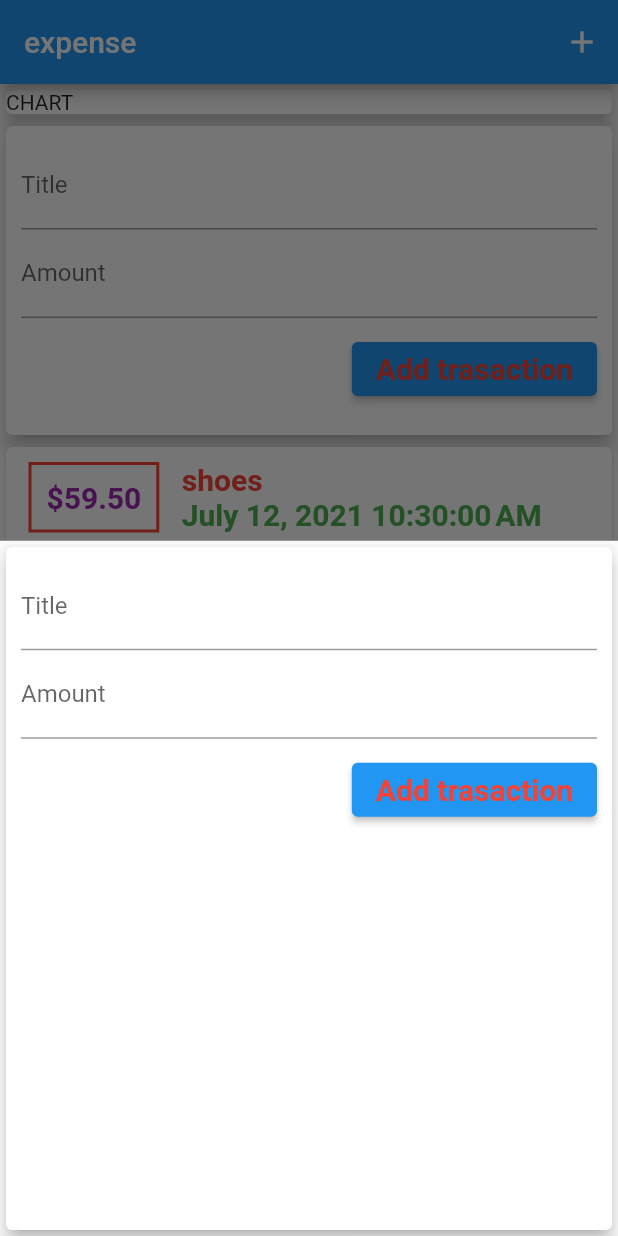
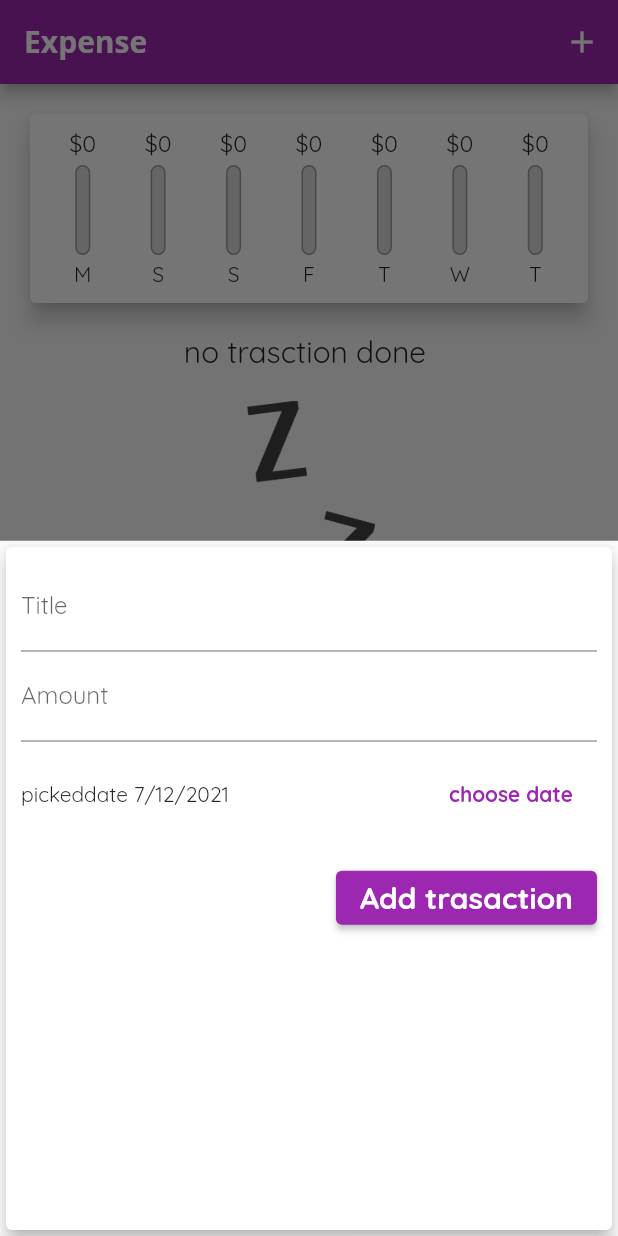
Before and after one commit to ankit435/expense, a Flutter app: the screen it shows after launch, after a tap on the "add" icon, on a phone screen of 412 x 824 dp. Run offline on Flutter 3.47's test engine with Material 2 defaults, Android fonts, the phone set to English and light mode, and no system bars.

Commit message:
my changes

```diff
--- a/lib/main.dart
+++ b/lib/main.dart
@@ -1,10 +1,11 @@
 import 'package:expanse_manager/widgets/new_transaction.dart';
+
 import 'package:flutter/material.dart';
 
 import './widgets/new_transaction.dart';
 import './models/transaction.dart';
 import './widgets/transaction_list.dart';
-import './widgets/user_transaction.dart';
+import './widgets/chart.dart';
 
 void main() => runApp(MyApp());
 
@@ -12,7 +13,20 @@
   @override
   Widget build(BuildContext context) {
     return MaterialApp(
-      title: 'expense_app',
+      title: 'Expense',
+      theme: ThemeData(
+        primarySwatch: Colors.purple,
+        accentColor: Colors.yellow,
+        fontFamily: 'Quicksand',
+        appBarTheme: AppBarTheme(
+          textTheme: ThemeData.light().textTheme.copyWith(
+                title: TextStyle(
+                    fontFamily: 'OpenSans',
+                    fontSize: 20,
+                    fontWeight: FontWeight.bold),
+              ),
+        ),
+      ),
       home: MyHomePage(),
     );
   }
@@ -25,20 +39,31 @@
 
 class _MyHomePageState extends State<MyHomePage> {
   final List<Trasaction> _userTransaction = [
-    Trasaction(
-      id: 'id',
-      title: 'shoes',
-      amount: 59.5,
-      date: DateTime.now(),
-    ),
+    //   Trasaction(
+    //   id: 'id',
+    // title: 'shoes',
+    //amount: 59.5,
+    //date: DateTime.now(),
+    //),
   ];
 
-  void _addNewTransaction(String txtitle, double txamount) {
+  List<Trasaction> get _recentTransaction {
+    return _userTransaction.where((tx) {
+      return tx.date.isAfter(
+        DateTime.now().subtract(
+          Duration(days: 7),
+        ),
+      );
+    }).toList();
+  }
+
+  void _addNewTransaction(
+      String txtitle, double txamount, DateTime chosenDate) {
     final newTX = Trasaction(
         id: DateTime.now().toString(),
         title: txtitle,
         amount: txamount,
-        date: DateTime.now());
+        date: chosenDate);
 
     setState(() {
       _userTransaction.add(newTX);
@@ -58,11 +83,21 @@
     );
   }
 
+  void _deleteTransaction(String id) {
+    setState(() {
+      _userTransaction.removeWhere((tx) => tx.id == id);
+    });
+  }
+
   @override
   Widget build(BuildContext context) {
     return Scaffold(
       appBar: AppBar(
-        title: Text('expense'),
+        // backgroundColor: Colors.red,
+        title: Text(
+          'Expense',
+          style: TextStyle(fontFamily: 'OpenSans'),
+        ),
         actions: <Widget>[
           IconButton(
             icon: Icon(Icons.add),
@@ -75,19 +110,12 @@
           //  mainAxisAlignment: MainAxisAlignment.center,
           crossAxisAlignment: CrossAxisAlignment.center,
           children: <Widget>[
-            Container(
-              width: double.infinity,
-              child: Card(
-                child: Text('CHART'),
-                elevation: 5,
-              ),
-            ),
-
-            UserTransaction(),
+            Chart(_recentTransaction),
+            //     UserTransaction(),
             //   Container(
             //   width: double.infinity,
             //child:
-            TrasactionList(_userTransaction),
+            TrasactionList(_userTransaction, _deleteTransaction),
             // )
           ],
         ),
--- /dev/null
+++ b/lib/widgets/chart.dart
@@ -0,0 +1,65 @@
+import 'package:expanse_manager/models/transaction.dart';
+import 'package:flutter/material.dart';
+import '../models/transaction.dart';
+import 'package:intl/intl.dart';
+import './chart_bar.dart';
+
+class Chart extends StatelessWidget {
+  final List<Trasaction> recentTransactions;
+
+  Chart(this.recentTransactions);
+
+  List<Map<String, Object>> get groupedTransactionValues {
+    return List.generate(7, (index) {
+      final weekDay = DateTime.now().subtract(
+        Duration(days: index),
+      );
+      var totalSum = 0.0;
+
+      for (var i = 0; i < recentTransactions.length; i++) {
+        if (recentTransactions[i].date.day == weekDay.day &&
+            recentTransactions[i].date.month == weekDay.month &&
+            recentTransactions[i].date.year == weekDay.year) {
+          totalSum += recentTransactions[i].amount;
+        }
+      }
+
+      return {
+        'day': DateFormat.E().format(weekDay).substring(0, 1),
+        'amount': totalSum,
+      };
+    });
+  }
+
+  double get totalSpending {
+    return groupedTransactionValues.fold(0.0, (sum, item) {
+      return sum + (item['amount'] as double);
+    });
+  }
+
+  @override
+  Widget build(BuildContext context) {
+    return Card(
+      elevation: 6,
+      margin: EdgeInsets.all(20),
+      child: Padding(
+        padding: EdgeInsets.all(10),
+        child: Row(
+          mainAxisAlignment: MainAxisAlignment.spaceAround,
+          children: groupedTransactionValues.map((data) {
+            return Flexible(
+              fit: FlexFit.tight,
+              child: ChartBar(
+                data['day'].toString(),
+                (data['amount'] as double),
+                totalSpending == 0.0
+                    ? 0.0
+                    : (data['amount'] as double) / totalSpending,
+              ),
+            );
+          }).toList(),
+        ),
+      ),
+    );
+  }
+}
--- /dev/null
+++ b/lib/widgets/chart_bar.dart
@@ -0,0 +1,54 @@
+import 'package:flutter/material.dart';
+
+class ChartBar extends StatelessWidget {
+  final String label;
+  final double spendingAmount;
+  final double spendingPctOfTotal;
+
+  ChartBar(this.label, this.spendingAmount, this.spendingPctOfTotal);
+
+  @override
+  Widget build(BuildContext context) {
+    return Column(
+      children: <Widget>[
+        Container(
+          height: 20,
+          child: FittedBox(
+            child: Text('\$${spendingAmount.toStringAsFixed(0)}'),
+          ),
+        ),
+        SizedBox(
+          height: 4,
+        ),
+        Container(
+          height: 60,
+          width: 10,
+          child: Stack(
+            children: <Widget>[
+              Container(
+                decoration: BoxDecoration(
+                  border: Border.all(color: Colors.grey, width: 1.0),
+                  color: Color.fromRGBO(220, 220, 220, 1),
+                  borderRadius: BorderRadius.circular(10),
+                ),
+              ),
+              FractionallySizedBox(
+                heightFactor: spendingPctOfTotal,
+                child: Container(
+                  decoration: BoxDecoration(
+                    color: Theme.of(context).primaryColor,
+                    borderRadius: BorderRadius.circular(10),
+                  ),
+                ),
+              ),
+            ],
+          ),
+        ),
+        SizedBox(
+          height: 4,
+        ),
+        Text(label),
+      ],
+    );
+  }
+}
--- a/lib/widgets/new_transaction.dart
+++ b/lib/widgets/new_transaction.dart
@@ -1,21 +1,47 @@
 import 'package:flutter/material.dart';
+import 'package:intl/intl.dart';
 
-class NewTransaction extends StatelessWidget {
+class NewTransaction extends StatefulWidget {
   // const ({ Key? key }) : super(key: key);
   final addtx;
 
+  NewTransaction(this.addtx);
+
+  @override
+  _NewTransactionState createState() => _NewTransactionState();
+}
+
+class _NewTransactionState extends State<NewTransaction> {
   final titleController = TextEditingController();
+
   final amountController = TextEditingController();
-
-  NewTransaction(this.addtx);
+  DateTime selectdate = DateTime.now();
 
   void submitdata() {
     final enteredTitle = titleController.text;
     final enterdAmount = double.parse(amountController.text);
-    if (enteredTitle.isEmpty || enterdAmount < 0) {
+    if (enteredTitle.isEmpty || enterdAmount < 0 || selectdate == null) {
       return;
     }
-    addtx(enteredTitle, enterdAmount);
+
+    widget.addtx(enteredTitle, enterdAmount, selectdate);
+    Navigator.of(context).pop();
+  }
+
+  void presentdatepicker() {
+    showDatePicker(
+      context: context,
+      initialDate: DateTime.now(),
+      firstDate: DateTime(2010),
+      lastDate: DateTime.now(),
+    ).then((pickedDate) {
+      if (pickedDate == null) {
+        return;
+      }
+      setState(() {
+        selectdate = pickedDate;
+      });
+    });
   }
 
   @override
@@ -46,6 +72,30 @@
               onSubmitted: (_) => submitdata(),
             ),
             Container(
+              height: 70,
+              child: Row(
+                children: <Widget>[
+                  Expanded(
+                    child: Text(
+                      selectdate == null
+                          ? 'No date choose'
+                          : 'pickeddate ${DateFormat.yMd().format(selectdate)}',
+                    ),
+                  ),
+                  FlatButton(
+                    textColor: Theme.of(context).primaryColor,
+                    onPressed: () => presentdatepicker(),
+                    child: Text(
+                      'choose date',
+                      style: TextStyle(
+                        fontWeight: FontWeight.bold,
+                      ),
+                    ),
+                  )
+                ],
+              ),
+            ),
+            Container(
               padding: EdgeInsets.symmetric(vertical: 10),
               child: ElevatedButton(
                 child: Text(
@@ -53,9 +103,9 @@
                   style: TextStyle(
                     fontWeight: FontWeight.bold,
                     fontSize: 20,
-                    color: Colors.red,
                   ),
                 ),
+
                 onPressed: () => submitdata(),
                 //  print(amountController.value);
               ),
--- a/lib/widgets/transaction_list.dart
+++ b/lib/widgets/transaction_list.dart
@@ -5,52 +5,62 @@
 class TrasactionList extends StatelessWidget {
   //const TrasactionList({ Key? key }) : super(key: key);
   final List<Trasaction> transactions;
-  TrasactionList(this.transactions);
+  final Function deletx;
+  TrasactionList(this.transactions, this.deletx);
 
   @override
   Widget build(BuildContext context) {
     return Container(
-      height: 500,
-      child: ListView.builder(
-        itemBuilder: (ctx, index) {
-          return Card(
-              child: Row(
-            children: <Widget>[
-              Container(
-                margin: EdgeInsets.symmetric(vertical: 10, horizontal: 15),
-                decoration: BoxDecoration(
-                    border: Border.all(color: Colors.red, width: 2)),
-                padding: EdgeInsets.all(10),
-                child: Text(
-                  '\$${transactions[index].amount.toStringAsFixed(2)}',
-                  style: TextStyle(
-                      fontWeight: FontWeight.bold,
-                      fontSize: 20,
-                      color: Colors.purple),
-                ),
-              ),
-              Column(
-                crossAxisAlignment: CrossAxisAlignment.start,
+      height: 600,
+      child: transactions.isEmpty
+          ? Column(
               children: <Widget>[
                 Text(
-                    transactions[index].title,
-                    style: TextStyle(
-                        fontWeight: FontWeight.bold,
-                        fontSize: 20,
-                        color: Colors.red),
+                  'no trasction done ',
+                  style: Theme.of(context).textTheme.title,
                 ),
-                  Text(
-                    DateFormat().format(transactions[index].date),
-                    style: TextStyle(
-                        fontWeight: FontWeight.bold,
-                        fontSize: 20,
-                        color: Colors.green),
+                SizedBox(
+                  height: 20,
+                ),
+                Container(
+                  height: 200,
+                  child: Image.asset(
+                    'assets/images/waiting.png',
+                    fit: BoxFit.cover,
+                  ),
                 ),
               ],
             )
-            ],
-          )
-              // Text(tx.title),
+          : ListView.builder(
+              itemBuilder: (ctx, index) {
+                return Card(
+                  margin: EdgeInsets.symmetric(horizontal: 5, vertical: 8),
+                  child: ListTile(
+                    leading: CircleAvatar(
+                      radius: 30,
+                      child: Padding(
+                        padding: EdgeInsets.all(10),
+                        child: FittedBox(
+                            child: Text('\$${transactions[index].amount}')),
+                      ),
+                    ),
+                    title: Text(
+                      transactions[index].title,
+                      style: Theme.of(context).textTheme.title,
+                    ),
+                    subtitle: Text(
+                      DateFormat.yMMMd().format(transactions[index].date),
+                      style: TextStyle(
+                          fontWeight: FontWeight.bold,
+                          fontSize: 15,
+                          color: Colors.purple),
+                    ),
+                    trailing: IconButton(
+                      icon: Icon(Icons.delete),
+                      color: Theme.of(context).errorColor,
+                      onPressed: () => deletx(transactions[index].id),
+                    ),
+                  ),
                 );
               },
               itemCount: transactions.length,
--- a/lib/widgets/user_transaction.dart
+++ /dev/null
@@ -1,44 +0,0 @@
-import 'package:flutter/material.dart';
-import './transaction_list.dart';
-import './new_transaction.dart';
-import '../models/transaction.dart';
-
-class UserTransaction extends StatefulWidget {
-  // const UserTransaction({ Key? key }) : super(key: key);
-
-  @override
-  _UserTransactionState createState() => _UserTransactionState();
-}
-
-class _UserTransactionState extends State<UserTransaction> {
-  final List<Trasaction> _userTransaction = [
-    Trasaction(
-      id: 'id',
-      title: 'shoes',
-      amount: 59.5,
-      date: DateTime.now(),
-    ),
-  ];
-
-  void _addNewTransaction(String txtitle, double txamount) {
-    final newTX = Trasaction(
-        id: DateTime.now().toString(),
-        title: txtitle,
-        amount: txamount,
-        date: DateTime.now());
-
-    setState(() {
-      _userTransaction.add(newTX);
-    });
-  }
-
-  @override
-  Widget build(BuildContext context) {
-    return Column(
-      children: <Widget>[
-        NewTransaction(_addNewTransaction),
-        TrasactionList(_userTransaction),
-      ],
-    );
-  }
-}
```
Also changed, not shown: pubspec.yaml (+15 -7 lines), assets/fonts/OpenSans-Bold.ttf (added), assets/fonts/OpenSans-Regular.ttf (added), assets/fonts/Quicksand-Bold.ttf (added), assets/fonts/Quicksand-Light.ttf (added), assets/fonts/Quicksand-Medium.ttf (added), assets/fonts/Quicksand-Regular.ttf (added), assets/images/waiting.png (added). Lines whose indentation alone changed are shown as unchanged.
